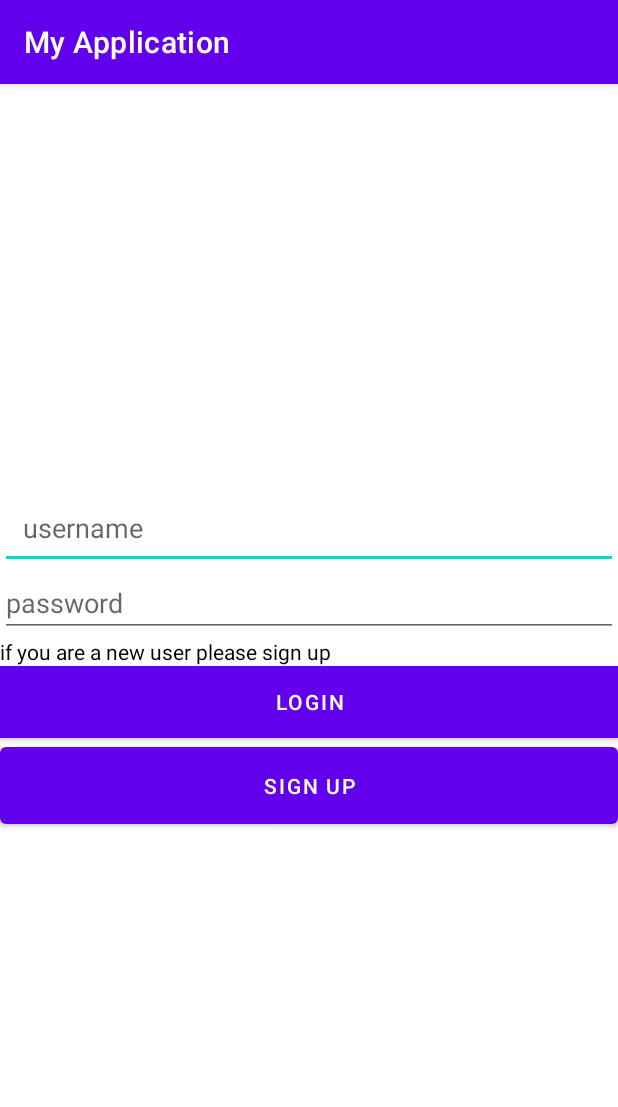
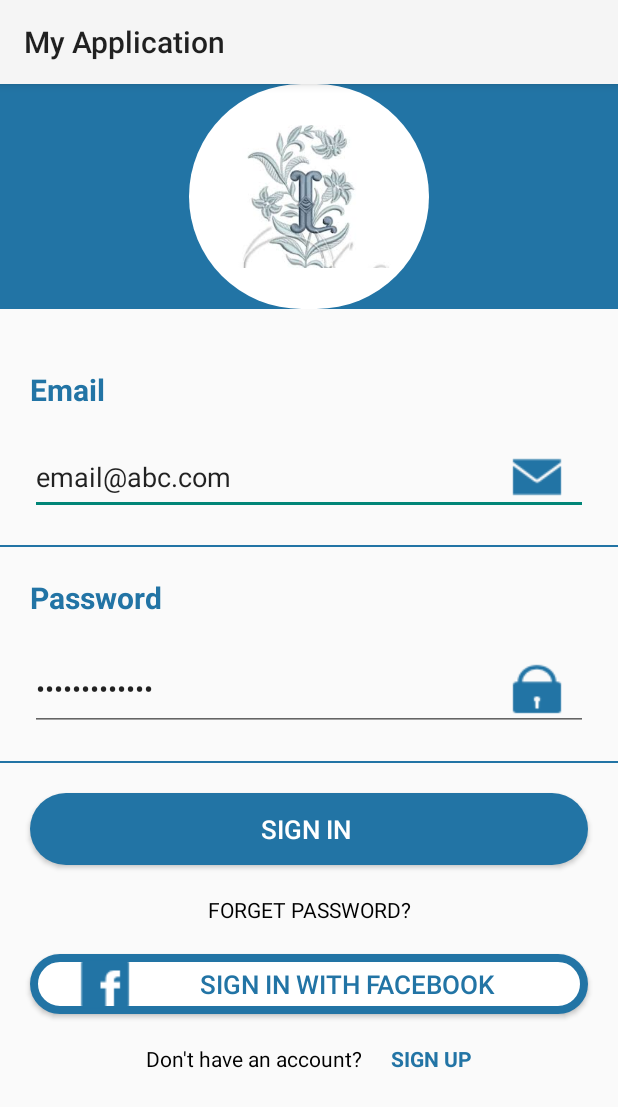
Before and after one commit to leenJabareen/MyApplication, an Android app: the screen it shows after launch (MainActivity before the commit, LoginActivity after it), on a phone screen of 412 x 824 dp. Shown: the top 1107 px of the screen. Run offline under Robolectric (Android 15) with nearby library versions, the phone set to English and light mode, and no system bars.

```diff
--- a/app/src/main/java/com/example/myapplication/Item.java
+++ b/app/src/main/java/com/example/myapplication/Item.java
@@ -45,4 +45,5 @@ public class Item {
         this.amount = amount;
     }
 
+
 }
--- a/app/src/main/java/com/example/myapplication/LoginActivity.java
+++ b/app/src/main/java/com/example/myapplication/LoginActivity.java
@@ -9,6 +9,11 @@ public class LoginActivity extends AppCompatActivity {
     @Override
     protected void onCreate(Bundle savedInstanceState) {
         super.onCreate(savedInstanceState);
+        try {
+            this.getActionBar().hide();
+        }catch(Exception e){
+
+        }
         setContentView(R.layout.activity_login);
     }
 }
--- a/app/src/main/res/drawable/custom_button.xml
+++ b/app/src/main/res/drawable/custom_button.xml
@@ -1,7 +1,7 @@
 <?xml version="1.0" encoding="utf-8"?>
-<shape xmlns:android="http://schemas.android.com/apk/res/android" android:shape="rectangle">
-    <solid android:color="#FEC8D8">
-
-
-    </solid>
-</shape>
+<shape
+    android:shape="rectangle"
+    xmlns:android="http://schemas.android.com/apk/res/android">
+    <corners android:radius="30dp"/>
+    <solid android:color="@color/pastel_pink"/>
+    </shape>
--- /dev/null
+++ b/app/src/main/res/drawable/sign_in_with_gmail.xml
@@ -0,0 +1,9 @@
+<?xml version="1.0" encoding="utf-8"?>
+<shape
+    android:shape="rectangle"
+    xmlns:android="http://schemas.android.com/apk/res/android">
+    <corners android:radius="30dp"/>
+    <solid android:color="@color/white"/>
+    <stroke android:color="@color/pastel_pink" android:width="5dp"/>
+ <padding android:left="20dp" android:bottom="0dp" android:top="0dp" android:right="0dp"/>
+</shape>
--- a/app/src/main/res/layout/activity_login.xml
+++ b/app/src/main/res/layout/activity_login.xml
@@ -9,25 +9,108 @@
     <RelativeLayout
         android:layout_width="match_parent"
         android:layout_height="150dp"
-        android:background="@drawable/pastelpink">
+        android:background="@color/pastel_pink">
 
         <ImageView
             android:layout_width="160dp"
             android:layout_height="200dp"
             android:layout_centerInParent="true"
             android:background="@drawable/shape_circle_image"
-            android:src="@drawable/img_3" />
+            android:src="@drawable/img_4" />
     </RelativeLayout>
 <LinearLayout android:orientation="vertical"
     android:layout_width="match_parent"
+    android:layout_marginTop="40dp"
     android:layout_height="wrap_content">
+    <TextView  android:textColor="@color/pastel_pink"
+        android:inputType="textEmailAddress"
+        android:textStyle="bold"
+        android:text="Email"
+        android:layout_marginLeft="20dp"
+        android:layout_marginRight="20dp"
+        android:textSize="20sp"
+        android:layout_width="match_parent"
+        android:layout_height="wrap_content"></TextView>
+    <EditText
+        android:drawableRight="@drawable/email"
+        android:layout_margin="20dp"
+        android:layout_width="match_parent"
+        android:layout_height="50dp"
+        android:text="email@abc.com"/>
 
-    <TextView  android:textColor="@color/pastel_pink"
-        android:text="Email"
-        android:textSize="20sp"
-        android:fontFamily=""
+    <View android:background="@color/pastel_pink"
         android:layout_width="match_parent"
-        android:layout_height="wrap_content"/>
+        android:layout_height="1dp"></View>
+</LinearLayout>
+    <LinearLayout android:orientation="vertical"
+        android:layout_width="match_parent"
+        android:layout_marginTop="20dp"
+        android:layout_height="wrap_content">
+        <TextView  android:textColor="@color/pastel_pink"
+            android:text="Password"
+            android:textStyle="bold"
+            android:layout_marginLeft="20dp"
+            android:layout_marginRight="20dp"
+            android:textSize="20sp"
+            android:layout_width="match_parent"
+            android:layout_height="wrap_content"></TextView>
+        <EditText android:inputType="textPassword"
+            android:layout_margin="20dp"
+            android:drawableRight="@drawable/lock2"
+            android:layout_width="match_parent"
+            android:layout_height="55dp"
+            android:text="email@abc.com"/>
+        <View android:background="@color/pastel_pink"
+            android:layout_width="match_parent"
+            android:layout_height="1dp"></View>
+    </LinearLayout>
+
+    <Button
+        android:layout_margin="20dp"
+        android:layout_width="match_parent"
+        android:layout_height="wrap_content"
+        android:background="@drawable/custom_button"
+        android:textSize="17sp"
+        android:text="SIGN IN "
+        android:textColor="@color/white" />
+<TextView
+    android:gravity="center"
+    android:layout_width="match_parent"
+    android:layout_height="wrap_content"
+    android:textColor="@color/black"
+    android:text="FORGET PASSWORD?"
+    />
+
+    <Button
+        android:layout_width="match_parent"
+        android:layout_height="40dp"
+        android:layout_margin="20dp"
+        android:background="@drawable/sign_in_with_gmail"
+        android:drawableLeft="@drawable/fb"
+        android:drawablePadding="-30dp"
+        android:text="SIGN IN WITH FACEBOOK"
+        android:textColor="@color/pastel_pink"
+        android:textSize="17sp" />
+
+    <LinearLayout
+        android:gravity="center"
+        android:layout_width="match_parent"
+        android:layout_height="wrap_content"
+        android:orientation="horizontal">
+        <TextView
+            android:gravity="center"
+            android:layout_width="wrap_content"
+            android:layout_height="wrap_content"
+            android:textColor="@color/black"
+            android:text="Don't have an account?" />
+        <TextView
+            android:layout_marginLeft="20dp"
+            android:layout_width="wrap_content"
+            android:layout_height="wrap_content"
+            android:text="SIGN UP"
+            android:textColor="@color/pastel_pink"
+            android:textStyle="bold"
+            />
+    </LinearLayout>
 
 </LinearLayout>
-</LinearLayout>
--- a/app/src/main/res/values/colors.xml
+++ b/app/src/main/res/values/colors.xml
@@ -7,5 +7,5 @@
     <color name="teal_700">#FF018786</color>
     <color name="black">#FF000000</color>
     <color name="white">#FFFFFFFF</color>
-    <color name="pastel_pink">#fec5bb</color>
+    <color name="pastel_pink">#2274a5</color>
 </resources>
```
Also changed, not shown: app/src/main/AndroidManifest.xml (+6 -3 lines), app/src/main/java/com/example/myapplication/ProfileActivity.java (added, +78 -0 lines), app/src/main/res/layout/activity_profile.xml (added, +28 -0 lines), app/src/main/res/drawable-v24/email.png (added), app/src/main/res/drawable-v24/fb.png (added), app/src/main/res/drawable-v24/gmail2.png (added), app/src/main/res/drawable-v24/img_4.png (added), app/src/main/res/drawable-v24/lock2.png (added).
